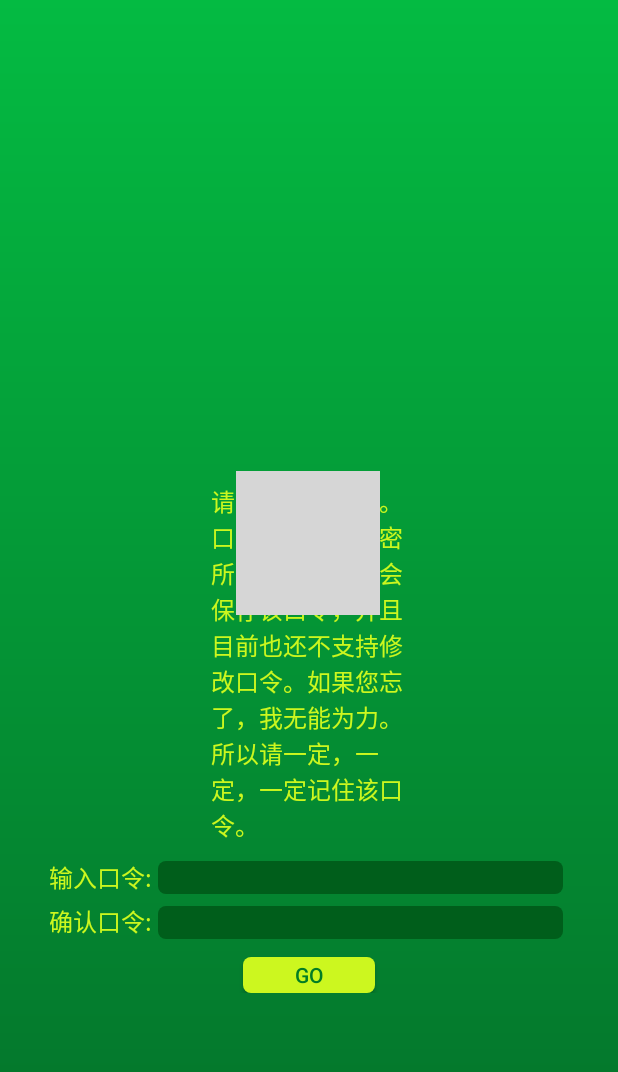
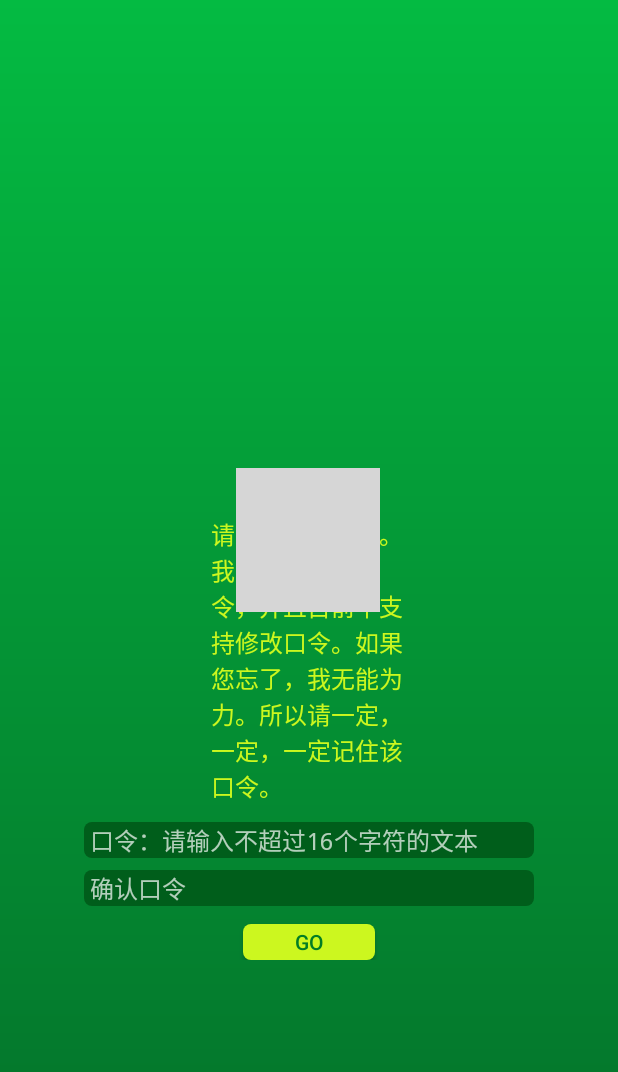
Before and after one commit to codeqian/password-note, an Android app: the screen it shows after launch (splashActivity), after a tap on "GO", on a phone screen of 412 x 824 dp. Shown: the top 1072 px of the screen. Run offline under Robolectric (Android 15) with nearby library versions, the phone set to English and light mode, and no system bars; grey boxes are pictures that could not be loaded.

```diff
--- a/src/passnote/app/src/main/java/codepig/passnote/MainActivity.java
+++ b/src/passnote/app/src/main/java/codepig/passnote/MainActivity.java
@@ -73,6 +73,7 @@ public class MainActivity extends ActionBarActivity {
         allBtn.setVisibility(View.GONE);
         delBtn.setVisibility(View.GONE);
         closeBtn.setVisibility(View.GONE);
+        searchBtn.setVisibility(View.GONE);
 
         searchBtn.setOnClickListener(clickBtn);
         newBtn.setOnClickListener(clickBtn);
@@ -227,7 +228,7 @@ public class MainActivity extends ActionBarActivity {
             expandPaper _checkedPaper=(expandPaper) v;
             _checkedPaper.delChecked();
             showPageTitle("删除记录", "请勾选您需要删除的记录");
-            searchBtn.setVisibility(View.GONE);
+//            searchBtn.setVisibility(View.GONE);
             newBtn.setVisibility(View.GONE);
 //            allBtn.setVisibility(View.VISIBLE);
             delBtn.setVisibility(View.VISIBLE);
@@ -267,7 +268,7 @@ public class MainActivity extends ActionBarActivity {
      */
     private void gotoListPage(){
         pageType=0;
-        searchBtn.setVisibility(View.VISIBLE);
+//        searchBtn.setVisibility(View.VISIBLE);
         newBtn.setVisibility(View.VISIBLE);
         allBtn.setVisibility(View.GONE);
         delBtn.setVisibility(View.GONE);
--- a/src/passnote/app/src/main/java/codepig/passnote/splashActivity.java
+++ b/src/passnote/app/src/main/java/codepig/passnote/splashActivity.java
@@ -46,9 +46,9 @@ public class splashActivity extends Activity {
             firstTime=false;
         }
         if(firstTime){
-            readme_t.setText("请输入您的口令。口令将被用来加密所有文本。我不会保存该口令，并且目前也还不支持修改口令。如果您忘了，我无能为力。所以请一定，一定，一定记住该口令。");
+            readme_t.setText("请输入您的口令。我不会保存该口令，并且目前不支持修改口令。如果您忘了，我无能为力。所以请一定，一定，一定记住该口令。");
         }else{
-            readme_t.setText("请输入您的口令。口令将被用来加密所有文本。我不会保存该口令，并且目前也还不支持修改口令。如果您忘了，我无能为力。所以请一定，一定，一定记住该口令。");
+            readme_t.setText("请输入您的口令。我不会保存该口令，并且目前不支持修改口令。如果您忘了，我无能为力。所以请一定，一定，一定记住该口令。");
         }
     }
 
@@ -58,6 +58,15 @@ public class splashActivity extends Activity {
     private View.OnClickListener enterApp = new Button.OnClickListener(){
         @Override
         public void onClick(View v) {
+            String checkMsg=codeFactory.checkWordLength(password_t.getText().toString());
+            if(checkMsg.equals("tooLong")){
+                Toast.makeText(context, "口令长度不能超过16个字符！", Toast.LENGTH_SHORT).show();
+                return;
+            }
+            if(checkMsg.equals("notLetter")){
+                Toast.makeText(context, "口令只能包含数字和英文字母！", Toast.LENGTH_SHORT).show();
+                return;
+            }
             if(firstTime){
                 if(password_t.getText().toString().equals("")){
                     Toast.makeText(context, "您还啥都没输入呢！", Toast.LENGTH_SHORT).show();
@@ -77,7 +86,6 @@ public class splashActivity extends Activity {
                 }
             }
             dataCenter.theWords= password_t.getText().toString();
-            Log.d("LOGCAT","口令字节数："+codeFactory.checkWordLength(dataCenter.theWords));
             startActivity(new Intent(getApplication(), MainActivity.class));
             finish();
         }
--- a/src/passnote/app/src/main/java/codepig/passnote/view/expandPaper.java
+++ b/src/passnote/app/src/main/java/codepig/passnote/view/expandPaper.java
@@ -119,9 +119,9 @@ public class expandPaper extends LinearLayout {
 //        index_t.setText(String.valueOf(_index));
 //        index_t.setText(String.valueOf(mData.paperId));
         title_t.setText(mData.paperName);
-        account_t.setText(mData.account);
-        password_t.setText(mData.password);
-        info_t.setText(mData.info);
+        account_t.setText("账号:"+mData.account);
+        password_t.setText("密码:"+mData.password);
+        info_t.setText("备注:"+mData.info);
     }
 
     /**
--- a/src/passnote/app/src/main/res/layout/splash_l.xml
+++ b/src/passnote/app/src/main/res/layout/splash_l.xml
@@ -11,6 +11,7 @@
         android:layout_gravity="center"
         android:gravity="center">
         <RelativeLayout
+            android:layout_marginBottom="@dimen/big_margin"
             android:layout_width="wrap_content"
             android:layout_height="wrap_content"
             android:layout_centerVertical="true"
@@ -24,7 +25,6 @@
                 android:id="@+id/readme_t"
                 android:layout_marginLeft="@dimen/big_margin"
                 android:layout_marginRight="@dimen/big_margin"
-                android:text="请输入您的口令。口令将被用来加密所有文本。我不会保存该口令，并且目前也还不支持修改口令。如果您忘了，我无能为力。所以请一定，一定，一定记住该口令。"
                 android:textColor="@color/mainYellow"
                 android:textSize="@dimen/mainTextSize"
                 android:layout_width="130dp"
@@ -33,24 +33,12 @@
                 android:layout_centerHorizontal="true"
                 android:layout_marginTop="160dp" />
         </RelativeLayout>
-        <LinearLayout
-            android:layout_marginTop="@dimen/big_margin"
-            android:orientation="horizontal"
-            android:layout_width="wrap_content"
-            android:layout_height="wrap_content"
-            android:gravity="bottom">
-            <TextView
-                android:text="输入口令:"
-                android:textSize="@dimen/mainTextSize"
-                android:textColor="@color/mainYellow"
-                android:layout_width="wrap_content"
-                android:layout_height="wrap_content"
-                android:layout_gravity="center_vertical" />
         <EditText
             android:id="@+id/password_t"
             android:background="@drawable/rounded_edittext"
-                android:width="270sp"
+            android:width="300sp"
             android:singleLine="true"
+            android:hint="口令：请输入不超过16个字符的文本"
             android:textColor="@color/mainYellow"
             android:layout_margin="@dimen/little_margin"
             android:textSize="@dimen/mainTextSize"
@@ -60,26 +48,12 @@
             android:layout_height="wrap_content"
             android:password="true"
             android:layout_gravity="center" />
-        </LinearLayout>
-        <LinearLayout
-            android:orientation="horizontal"
-            android:layout_width="wrap_content"
-            android:layout_height="wrap_content"
-            android:layout_marginBottom="@dimen/big_margin"
-            android:gravity="bottom">
-            <TextView
-                android:text="确认口令:"
-                android:textSize="@dimen/mainTextSize"
-                android:height="@dimen/mainLineHeight"
-                android:textColor="@color/mainYellow"
-                android:layout_width="wrap_content"
-                android:layout_height="wrap_content"
-                android:layout_gravity="center_vertical" />
         <EditText
             android:background="@drawable/rounded_edittext"
             android:id="@+id/passwordCheck_t"
             android:layout_margin="@dimen/little_margin"
-                android:width="270sp"
+            android:hint="确认口令"
+            android:width="300sp"
             android:paddingLeft="@dimen/textPadding"
             android:paddingRight="@dimen/textPadding"
             android:singleLine="true"
@@ -89,9 +63,9 @@
             android:layout_height="wrap_content"
             android:password="true"
             android:layout_gravity="center_vertical" />
-        </LinearLayout>
         <Button
             android:text="GO"
+            android:layout_marginTop="@dimen/big_margin"
             android:id="@+id/enterBtn"
             android:textColor="@color/mainGreen"
             android:minHeight="24sp"
```
Also changed, not shown: src/passnote/app/src/main/java/codepig/passnote/data/sqlCenter.java (+14 -13 lines), src/passnote/app/src/main/java/codepig/passnote/math/codeFactory.java (+110 -7 lines). Lines whose indentation alone changed are shown as unchanged.
